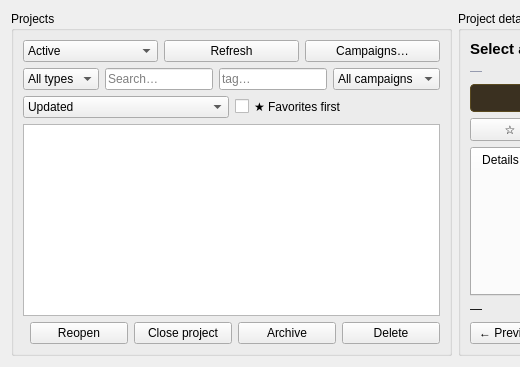
This is nightscribe/gui/ui/projects_tab.ui in irydeo/nightscribe as Qt 5 draws it before an edit; both pictures show x 0 to 520 and y 0 to 367 of the 838 by 367 pixel window. The edited form follows.
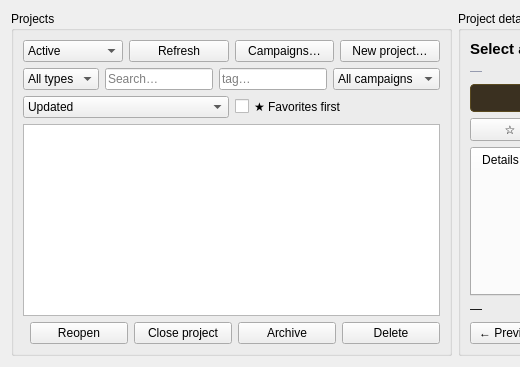
This is the edited form.

Commit message: Gui: projects list gestures — open at current step, context menu, hand cursor, New project button (UX, subplan UB.1)

What changed in the file:
```diff
--- a/nightscribe/gui/ui/projects_tab.ui
+++ b/nightscribe/gui/ui/projects_tab.ui
@@ -20,6 +20,7 @@
          </item>
           <item><widget class="QPushButton" name="btn_refresh"><property name="text"><string>Refresh</string></property></widget></item>
           <item><widget class="QPushButton" name="btn_campaigns"><property name="text"><string>Campaigns…</string></property></widget></item>
+          <item><widget class="QPushButton" name="btn_new_project"><property name="text"><string>New project…</string></property></widget></item>
         </layout>
        </item>
        <item>
```
The commit also changes 7 other files.
